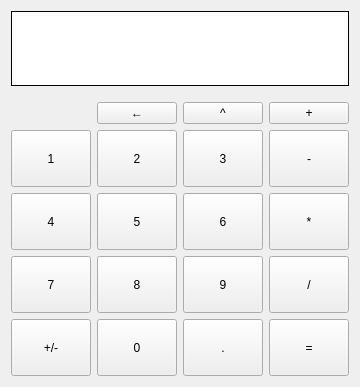
The window that calculatorwindow.ui (Hibanaw/QtCalculator) describes before a commit, drawn with Qt 5.
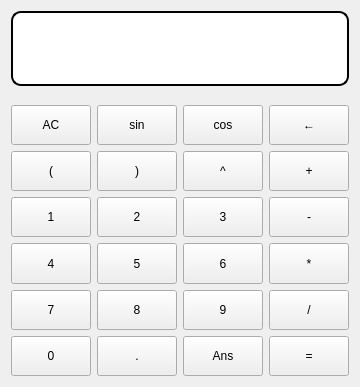
The same window after the commit. Icons and pictures are not drawn.

```diff
--- a/calculatorwindow.ui
+++ b/calculatorwindow.ui
@@ -10,10 +10,16 @@
     <height>387</height>
    </rect>
   </property>
+  <property name="minimumSize">
+   <size>
+    <width>360</width>
+    <height>0</height>
+   </size>
+  </property>
   <property name="maximumSize">
    <size>
-    <width>400</width>
-    <height>600</height>
+    <width>360</width>
+    <height>400</height>
    </size>
   </property>
   <property name="windowTitle">
@@ -23,6 +29,9 @@
    <iconset resource="resource.qrc">
     <normaloff>:/img/res/calculator_logo.svg</normaloff>:/img/res/calculator_logo.svg</iconset>
   </property>
+  <property name="styleSheet">
+   <string notr="true"/>
+  </property>
   <layout class="QVBoxLayout" name="verticalLayout">
    <item>
     <layout class="QVBoxLayout" name="verticalLayout_2">
@@ -50,7 +59,11 @@
         </font>
        </property>
        <property name="styleSheet">
-        <string notr="true">background-color: rgb(255, 255, 255);</string>
+        <string notr="true">
+	border-radius: 10px;
+	border-width: 2px;
+	border-style: solid;
+	background-color: rgb(255, 255, 255);</string>
        </property>
        <property name="frameShape">
         <enum>QFrame::Panel</enum>
@@ -74,14 +87,90 @@
        <property name="sizeHint" stdset="0">
         <size>
          <width>20</width>
-         <height>10</height>
+         <height>13</height>
         </size>
        </property>
       </spacer>
      </item>
      <item>
       <layout class="QGridLayout" name="buttonPanel">
+       <item row="4" column="1">
+        <widget class="QPushButton" name="numInputButton_5">
+         <property name="sizePolicy">
+          <sizepolicy hsizetype="Preferred" vsizetype="Preferred">
+           <horstretch>0</horstretch>
+           <verstretch>0</verstretch>
+          </sizepolicy>
+         </property>
+         <property name="text">
+          <string>5</string>
+         </property>
+         <property name="shortcut">
+          <string>5</string>
+         </property>
+         <property name="flat">
+          <bool>false</bool>
+         </property>
+        </widget>
+       </item>
+       <item row="4" column="3">
+        <widget class="QPushButton" name="opInputButtonMul">
+         <property name="sizePolicy">
+          <sizepolicy hsizetype="Preferred" vsizetype="Preferred">
+           <horstretch>0</horstretch>
+           <verstretch>0</verstretch>
+          </sizepolicy>
+         </property>
+         <property name="text">
+          <string>*</string>
+         </property>
+         <property name="shortcut">
+          <string>*</string>
+         </property>
+         <property name="flat">
+          <bool>false</bool>
+         </property>
+        </widget>
+       </item>
+       <item row="5" column="0">
+        <widget class="QPushButton" name="numInputButton_7">
+         <property name="sizePolicy">
+          <sizepolicy hsizetype="Preferred" vsizetype="Preferred">
+           <horstretch>0</horstretch>
+           <verstretch>0</verstretch>
+          </sizepolicy>
+         </property>
+         <property name="text">
+          <string>7</string>
+         </property>
+         <property name="shortcut">
+          <string>7</string>
+         </property>
+         <property name="flat">
+          <bool>false</bool>
+         </property>
+        </widget>
+       </item>
        <item row="3" column="2">
+        <widget class="QPushButton" name="numInputButton_3">
+         <property name="sizePolicy">
+          <sizepolicy hsizetype="Preferred" vsizetype="Preferred">
+           <horstretch>0</horstretch>
+           <verstretch>0</verstretch>
+          </sizepolicy>
+         </property>
+         <property name="text">
+          <string>3</string>
+         </property>
+         <property name="shortcut">
+          <string>3</string>
+         </property>
+         <property name="flat">
+          <bool>false</bool>
+         </property>
+        </widget>
+       </item>
+       <item row="4" column="2">
         <widget class="QPushButton" name="numInputButton_6">
          <property name="sizePolicy">
           <sizepolicy hsizetype="Preferred" vsizetype="Preferred">
@@ -100,7 +189,7 @@
          </property>
         </widget>
        </item>
-       <item row="2" column="3">
+       <item row="3" column="3">
         <widget class="QPushButton" name="opInputButtonMinus">
          <property name="sizePolicy">
           <sizepolicy hsizetype="Preferred" vsizetype="Preferred">
@@ -119,8 +208,8 @@
          </property>
         </widget>
        </item>
-       <item row="5" column="2">
-        <widget class="QPushButton" name="dotInputButton">
+       <item row="3" column="1">
+        <widget class="QPushButton" name="numInputButton_2">
          <property name="sizePolicy">
           <sizepolicy hsizetype="Preferred" vsizetype="Preferred">
            <horstretch>0</horstretch>
@@ -128,7 +217,7 @@
           </sizepolicy>
          </property>
          <property name="text">
-          <string>.</string>
+          <string>2</string>
          </property>
          <property name="shortcut">
           <string>.</string>
@@ -138,8 +227,8 @@
          </property>
         </widget>
        </item>
-       <item row="4" column="2">
-        <widget class="QPushButton" name="numInputButton_9">
+       <item row="6" column="2">
+        <widget class="QPushButton" name="ansButton">
          <property name="sizePolicy">
           <sizepolicy hsizetype="Preferred" vsizetype="Preferred">
            <horstretch>0</horstretch>
@@ -147,17 +236,11 @@
           </sizepolicy>
          </property>
          <property name="text">
-          <string>9</string>
+          <string>Ans</string>
          </property>
-         <property name="shortcut">
-          <string>9</string>
-         </property>
-         <property name="flat">
-          <bool>false</bool>
-         </property>
         </widget>
        </item>
-       <item row="5" column="3">
+       <item row="6" column="3">
         <widget class="QPushButton" name="equalButton">
          <property name="sizePolicy">
           <sizepolicy hsizetype="Preferred" vsizetype="Preferred">
@@ -176,11 +259,8 @@
          </property>
         </widget>
        </item>
-       <item row="2" column="0">
-        <widget class="QPushButton" name="numInputButton_1">
-         <property name="enabled">
-          <bool>true</bool>
-         </property>
+       <item row="6" column="0">
+        <widget class="QPushButton" name="numInputButton_0">
          <property name="sizePolicy">
           <sizepolicy hsizetype="Preferred" vsizetype="Preferred">
            <horstretch>0</horstretch>
@@ -188,7 +268,7 @@
           </sizepolicy>
          </property>
          <property name="text">
-          <string>1</string>
+          <string>0</string>
          </property>
          <property name="shortcut">
           <string>1</string>
@@ -198,61 +278,7 @@
          </property>
         </widget>
        </item>
-       <item row="3" column="3">
-        <widget class="QPushButton" name="opInputButtonMul">
-         <property name="sizePolicy">
-          <sizepolicy hsizetype="Preferred" vsizetype="Preferred">
-           <horstretch>0</horstretch>
-           <verstretch>0</verstretch>
-          </sizepolicy>
-         </property>
-         <property name="text">
-          <string>*</string>
-         </property>
-         <property name="shortcut">
-          <string>*</string>
-         </property>
-         <property name="flat">
-          <bool>false</bool>
-         </property>
-        </widget>
-       </item>
-       <item row="5" column="0">
-        <widget class="QPushButton" name="negSwitchButton">
-         <property name="sizePolicy">
-          <sizepolicy hsizetype="Preferred" vsizetype="Preferred">
-           <horstretch>0</horstretch>
-           <verstretch>0</verstretch>
-          </sizepolicy>
-         </property>
-         <property name="text">
-          <string>+/-</string>
-         </property>
-         <property name="flat">
-          <bool>false</bool>
-         </property>
-        </widget>
-       </item>
-       <item row="2" column="2">
-        <widget class="QPushButton" name="numInputButton_3">
-         <property name="sizePolicy">
-          <sizepolicy hsizetype="Preferred" vsizetype="Preferred">
-           <horstretch>0</horstretch>
-           <verstretch>0</verstretch>
-          </sizepolicy>
-         </property>
-         <property name="text">
-          <string>3</string>
-         </property>
-         <property name="shortcut">
-          <string>3</string>
-         </property>
-         <property name="flat">
-          <bool>false</bool>
-         </property>
-        </widget>
-       </item>
-       <item row="1" column="3">
+       <item row="2" column="3">
         <widget class="QPushButton" name="opInputButtonPlus">
          <property name="sizePolicy">
           <sizepolicy hsizetype="Preferred" vsizetype="Preferred">
@@ -271,8 +297,8 @@
          </property>
         </widget>
        </item>
-       <item row="2" column="1">
-        <widget class="QPushButton" name="numInputButton_2">
+       <item row="2" column="2">
+        <widget class="QPushButton" name="opInputButtonPow">
          <property name="sizePolicy">
           <sizepolicy hsizetype="Preferred" vsizetype="Preferred">
            <horstretch>0</horstretch>
@@ -280,7 +306,7 @@
           </sizepolicy>
          </property>
          <property name="text">
-          <string>2</string>
+          <string>^</string>
          </property>
          <property name="shortcut">
           <string>2</string>
@@ -290,7 +316,26 @@
          </property>
         </widget>
        </item>
-       <item row="4" column="1">
+       <item row="4" column="0">
+        <widget class="QPushButton" name="numInputButton_4">
+         <property name="sizePolicy">
+          <sizepolicy hsizetype="Preferred" vsizetype="Preferred">
+           <horstretch>0</horstretch>
+           <verstretch>0</verstretch>
+          </sizepolicy>
+         </property>
+         <property name="text">
+          <string>4</string>
+         </property>
+         <property name="shortcut">
+          <string>4</string>
+         </property>
+         <property name="flat">
+          <bool>false</bool>
+         </property>
+        </widget>
+       </item>
+       <item row="5" column="1">
         <widget class="QPushButton" name="numInputButton_8">
          <property name="sizePolicy">
           <sizepolicy hsizetype="Preferred" vsizetype="Preferred">
@@ -309,7 +354,7 @@
          </property>
         </widget>
        </item>
-       <item row="4" column="3">
+       <item row="5" column="3">
         <widget class="QPushButton" name="opInputButtonDiv">
          <property name="sizePolicy">
           <sizepolicy hsizetype="Preferred" vsizetype="Preferred">
@@ -328,27 +373,11 @@
          </property>
         </widget>
        </item>
-       <item row="3" column="1">
-        <widget class="QPushButton" name="numInputButton_5">
-         <property name="sizePolicy">
-          <sizepolicy hsizetype="Preferred" vsizetype="Preferred">
-           <horstretch>0</horstretch>
-           <verstretch>0</verstretch>
-          </sizepolicy>
-         </property>
-         <property name="text">
-          <string>5</string>
-         </property>
-         <property name="shortcut">
-          <string>5</string>
-         </property>
-         <property name="flat">
-          <bool>false</bool>
-         </property>
-        </widget>
-       </item>
        <item row="3" column="0">
-        <widget class="QPushButton" name="numInputButton_4">
+        <widget class="QPushButton" name="numInputButton_1">
+         <property name="enabled">
+          <bool>true</bool>
+         </property>
          <property name="sizePolicy">
           <sizepolicy hsizetype="Preferred" vsizetype="Preferred">
            <horstretch>0</horstretch>
@@ -356,7 +385,7 @@
           </sizepolicy>
          </property>
          <property name="text">
-          <string>4</string>
+          <string>1</string>
          </property>
          <property name="shortcut">
           <string>4</string>
@@ -366,8 +395,8 @@
          </property>
         </widget>
        </item>
-       <item row="5" column="1">
-        <widget class="QPushButton" name="numInputButton_0">
+       <item row="5" column="2">
+        <widget class="QPushButton" name="numInputButton_9">
          <property name="sizePolicy">
           <sizepolicy hsizetype="Preferred" vsizetype="Preferred">
            <horstretch>0</horstretch>
@@ -375,7 +404,7 @@
           </sizepolicy>
          </property>
          <property name="text">
-          <string>0</string>
+          <string>9</string>
          </property>
          <property name="shortcut">
           <string>0</string>
@@ -385,8 +414,8 @@
          </property>
         </widget>
        </item>
-       <item row="4" column="0">
-        <widget class="QPushButton" name="numInputButton_7">
+       <item row="6" column="1">
+        <widget class="QPushButton" name="dotInputButton">
          <property name="sizePolicy">
           <sizepolicy hsizetype="Preferred" vsizetype="Preferred">
            <horstretch>0</horstretch>
@@ -394,7 +423,7 @@
           </sizepolicy>
          </property>
          <property name="text">
-          <string>7</string>
+          <string>.</string>
          </property>
          <property name="shortcut">
           <string>7</string>
@@ -404,8 +433,56 @@
          </property>
         </widget>
        </item>
+       <item row="1" column="0">
+        <widget class="QPushButton" name="allClearButton">
+         <property name="sizePolicy">
+          <sizepolicy hsizetype="Preferred" vsizetype="Preferred">
+           <horstretch>0</horstretch>
+           <verstretch>0</verstretch>
+          </sizepolicy>
+         </property>
+         <property name="text">
+          <string>AC</string>
+         </property>
+         <property name="shortcut">
+          <string>Esc</string>
+         </property>
+        </widget>
+       </item>
+       <item row="2" column="0">
+        <widget class="QPushButton" name="bracketInputButtonLeft">
+         <property name="sizePolicy">
+          <sizepolicy hsizetype="Preferred" vsizetype="Preferred">
+           <horstretch>0</horstretch>
+           <verstretch>0</verstretch>
+          </sizepolicy>
+         </property>
+         <property name="text">
+          <string>(</string>
+         </property>
+         <property name="shortcut">
+          <string>(</string>
+         </property>
+        </widget>
+       </item>
+       <item row="2" column="1">
+        <widget class="QPushButton" name="bracketInputButtonRight">
+         <property name="sizePolicy">
+          <sizepolicy hsizetype="Preferred" vsizetype="Preferred">
+           <horstretch>0</horstretch>
+           <verstretch>0</verstretch>
+          </sizepolicy>
+         </property>
+         <property name="text">
+          <string>)</string>
+         </property>
+         <property name="shortcut">
+          <string>)</string>
+         </property>
+        </widget>
+       </item>
        <item row="1" column="2">
-        <widget class="QPushButton" name="opInputButtonPow">
+        <widget class="QPushButton" name="cosButton">
          <property name="sizePolicy">
           <sizepolicy hsizetype="Preferred" vsizetype="Preferred">
            <horstretch>0</horstretch>
@@ -413,18 +490,37 @@
           </sizepolicy>
          </property>
          <property name="text">
-          <string>^</string>
+          <string>cos</string>
          </property>
          <property name="shortcut">
-          <string>^</string>
-         </property>
-         <property name="flat">
-          <bool>false</bool>
+          <string>C</string>
          </property>
         </widget>
        </item>
        <item row="1" column="1">
+        <widget class="QPushButton" name="sinButton">
+         <property name="sizePolicy">
+          <sizepolicy hsizetype="Preferred" vsizetype="Preferred">
+           <horstretch>0</horstretch>
+           <verstretch>0</verstretch>
+          </sizepolicy>
+         </property>
+         <property name="text">
+          <string>sin</string>
+         </property>
+         <property name="shortcut">
+          <string>S</string>
+         </property>
+        </widget>
+       </item>
+       <item row="1" column="3">
         <widget class="QPushButton" name="backspaceButton">
+         <property name="sizePolicy">
+          <sizepolicy hsizetype="Preferred" vsizetype="Preferred">
+           <horstretch>0</horstretch>
+           <verstretch>0</verstretch>
+          </sizepolicy>
+         </property>
          <property name="text">
           <string>←</string>
          </property>
```
Left out of the diff: 14 changed lines with no effect on the pictures.
